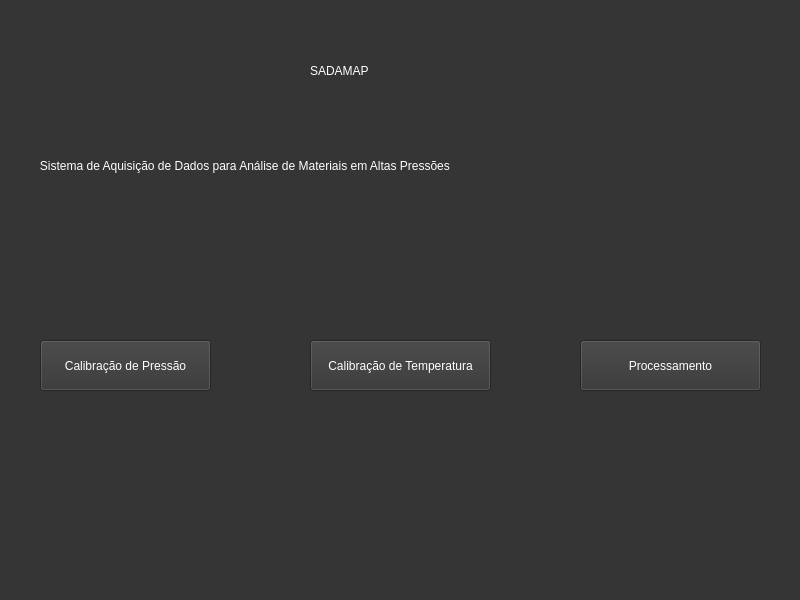
Qt form Interface/Resources/MainWindow.ui (claudinoac/SADAPMAP) before a commit.
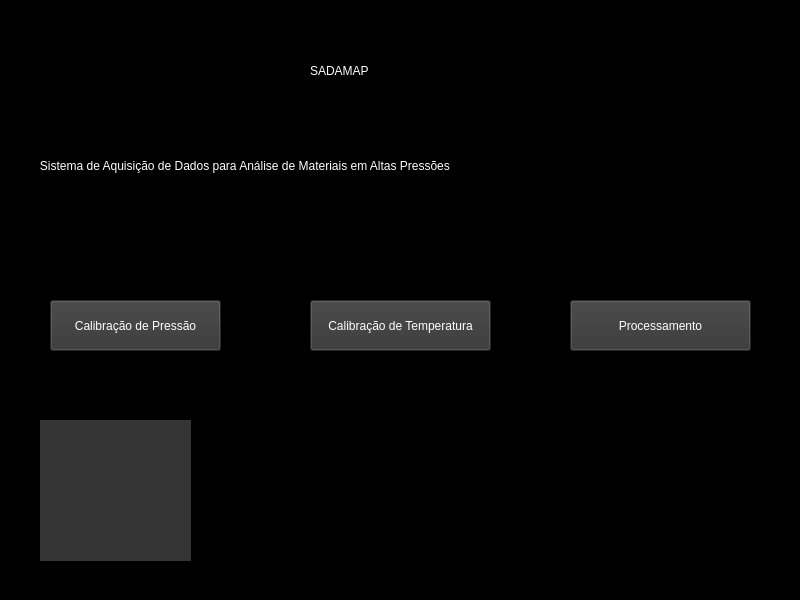
The same form after that commit. Icons and pictures are not drawn.

```diff
--- a/Interface/Resources/MainWindow.ui
+++ b/Interface/Resources/MainWindow.ui
@@ -14,7 +14,7 @@
    <string>MainWindow</string>
   </property>
   <property name="styleSheet">
-   <string notr="true">background-color:rgb(53, 53, 53);
+   <string notr="true">background-color:rgb(0, 0, 0);
 color: rgb(255,255,255);</string>
   </property>
   <widget class="QWidget" name="centralwidget">
@@ -28,7 +28,7 @@
      </rect>
     </property>
     <property name="styleSheet">
-     <string notr="true">background-color:rgb(53, 53, 53);
+     <string notr="true">background-color:rgb(0,0,0);
 font: 15pt &quot;Noto Serif&quot;;</string>
     </property>
     <property name="text">
@@ -45,7 +45,7 @@
      </rect>
     </property>
     <property name="styleSheet">
-     <string notr="true">background-color:rgb(53, 53, 53);
+     <string notr="true">background-color:rgb(0,0,0);
 font: 22pt &quot;Noto Serif&quot;;</string>
     </property>
     <property name="text">
@@ -55,12 +55,16 @@
    <widget class="QToolButton" name="pressButton">
     <property name="geometry">
      <rect>
-      <x>40</x>
-      <y>340</y>
+      <x>50</x>
+      <y>300</y>
       <width>171</width>
       <height>51</height>
      </rect>
     </property>
+    <property name="styleSheet">
+     <string notr="true">background-color:rgb(53, 53, 53);
+</string>
+    </property>
     <property name="text">
      <string>Calibração de Pressão</string>
     </property>
@@ -69,11 +73,15 @@
     <property name="geometry">
      <rect>
       <x>310</x>
-      <y>340</y>
+      <y>300</y>
       <width>181</width>
       <height>51</height>
      </rect>
     </property>
+    <property name="styleSheet">
+     <string notr="true">background-color:rgb(53, 53, 53);
+</string>
+    </property>
     <property name="text">
      <string>Calibração de Temperatura</string>
     </property>
@@ -81,16 +89,87 @@
    <widget class="QToolButton" name="procButton">
     <property name="geometry">
      <rect>
-      <x>580</x>
-      <y>340</y>
+      <x>570</x>
+      <y>300</y>
       <width>181</width>
       <height>51</height>
      </rect>
     </property>
+    <property name="styleSheet">
+     <string notr="true">background-color:rgb(53, 53, 53);</string>
+    </property>
     <property name="text">
      <string>Processamento</string>
     </property>
    </widget>
+   <widget class="QLabel" name="label_3">
+    <property name="geometry">
+     <rect>
+      <x>40</x>
+      <y>420</y>
+      <width>151</width>
+      <height>141</height>
+     </rect>
+    </property>
+    <property name="styleSheet">
+     <string notr="true">background-color:rgb(53, 53, 53);
+font: 15pt &quot;Noto Serif&quot;;</string>
+    </property>
+    <property name="text">
+     <string/>
+    </property>
+    <property name="pixmap">
+     <pixmap>logo_pt.jpg</pixmap>
+    </property>
+    <property name="scaledContents">
+     <bool>true</bool>
+    </property>
+   </widget>
+   <widget class="QLabel" name="label_4">
+    <property name="geometry">
+     <rect>
+      <x>590</x>
+      <y>420</y>
+      <width>171</width>
+      <height>141</height>
+     </rect>
+    </property>
+    <property name="styleSheet">
+     <string notr="true">background-color:rgb(0,0,0);
+font: 15pt &quot;Noto Serif&quot;;</string>
+    </property>
+    <property name="text">
+     <string/>
+    </property>
+    <property name="pixmap">
+     <pixmap>750px-Ufrgs.svg.png</pixmap>
+    </property>
+    <property name="scaledContents">
+     <bool>true</bool>
+    </property>
+   </widget>
+   <widget class="QLabel" name="label_5">
+    <property name="geometry">
+     <rect>
+      <x>260</x>
+      <y>420</y>
+      <width>281</width>
+      <height>151</height>
+     </rect>
+    </property>
+    <property name="styleSheet">
+     <string notr="true"/>
+    </property>
+    <property name="text">
+     <string/>
+    </property>
+    <property name="pixmap">
+     <pixmap>LogoCTA_2015_vetorial_cor.png</pixmap>
+    </property>
+    <property name="scaledContents">
+     <bool>true</bool>
+    </property>
+   </widget>
   </widget>
   <widget class="QStatusBar" name="statusbar"/>
  </widget>
```
Left out of the diff: 2 changed lines with no effect on the pictures.
